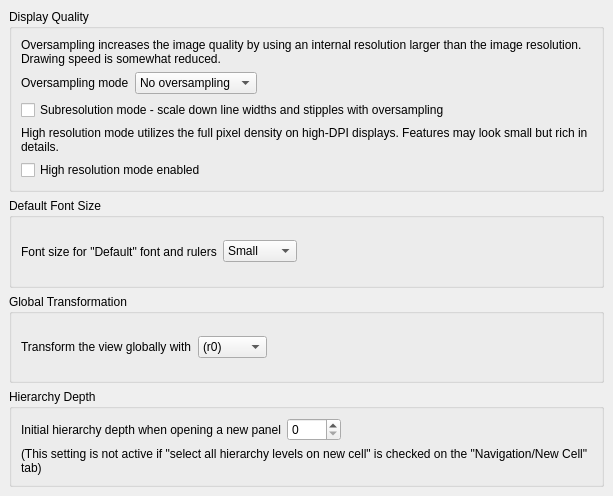
The window that src/layui/layui/LayoutViewConfigPage7.ui (KLayout/klayout) describes before a commit, drawn with Qt 5.
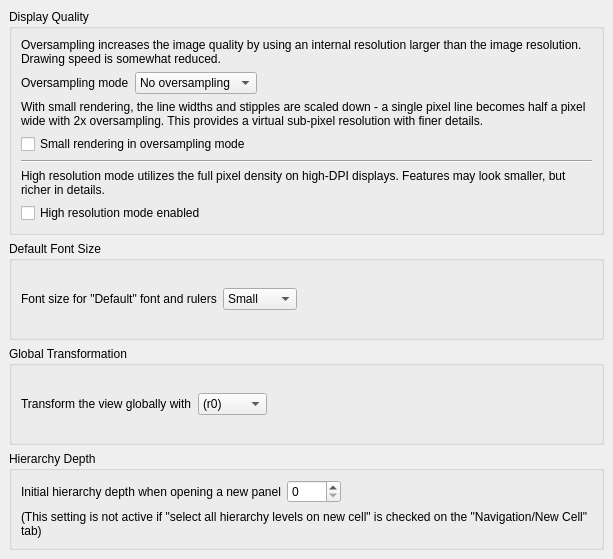
The same window after the commit. Icons and pictures are not drawn.

What changed in the file:
```diff
--- a/src/layui/layui/LayoutViewConfigPage7.ui
+++ b/src/layui/layui/LayoutViewConfigPage7.ui
@@ -7,7 +7,7 @@
     <x>0</x>
     <y>0</y>
     <width>613</width>
-    <height>496</height>
+    <height>559</height>
    </rect>
   </property>
   <property name="windowTitle">
@@ -50,16 +50,33 @@
       <property name="spacing">
        <number>6</number>
       </property>
-      <item row="3" column="0" colspan="3">
+      <item row="0" column="0" colspan="3">
+       <widget class="QLabel" name="label">
+        <property name="text">
+         <string>Oversampling increases the image quality by using an internal resolution larger than the image resolution. Drawing speed is somewhat reduced.</string>
+        </property>
+        <property name="wordWrap">
+         <bool>true</bool>
+        </property>
+       </widget>
+      </item>
+      <item row="5" column="0" colspan="3">
        <widget class="QLabel" name="label_5">
         <property name="text">
-         <string>High resolution mode utilizes the full pixel density on high-DPI displays. Features may look small but rich in details.</string>
+         <string>High resolution mode utilizes the full pixel density on high-DPI displays. Features may look smaller, but richer in details.</string>
         </property>
         <property name="wordWrap">
          <bool>true</bool>
         </property>
        </widget>
       </item>
+      <item row="1" column="0">
+       <widget class="QLabel" name="label_2">
+        <property name="text">
+         <string>Oversampling mode</string>
+        </property>
+       </widget>
+      </item>
       <item row="1" column="1">
        <widget class="QComboBox" name="oversampling">
         <item>
@@ -79,10 +96,10 @@
         </item>
        </widget>
       </item>
-      <item row="1" column="0">
-       <widget class="QLabel" name="label_2">
+      <item row="6" column="0" colspan="3">
+       <widget class="QCheckBox" name="highres_mode">
         <property name="text">
-         <string>Oversampling mode</string>
+         <string>High resolution mode enabled</string>
         </property>
        </widget>
       </item>
@@ -99,27 +116,27 @@
         </property>
        </spacer>
       </item>
-      <item row="0" column="0" colspan="3">
-       <widget class="QLabel" name="label">
-        <property name="text">
-         <string>Oversampling increases the image quality by using an internal resolution larger than the image resolution. Drawing speed is somewhat reduced.</string>
-        </property>
-        <property name="wordWrap">
-         <bool>true</bool>
-        </property>
-       </widget>
-      </item>
-      <item row="4" column="0" colspan="3">
-       <widget class="QCheckBox" name="highres_mode">
-        <property name="text">
-         <string>High resolution mode enabled</string>
-        </property>
-       </widget>
-      </item>
       <item row="2" column="0" colspan="3">
+       <widget class="QLabel" name="label_6">
+        <property name="text">
+         <string>With small rendering, the line widths and stipples are scaled down - a single pixel line becomes half a pixel wide with 2x oversampling. This provides a virtual sub-pixel resolution with finer details.</string>
+        </property>
+        <property name="wordWrap">
+         <bool>true</bool>
+        </property>
+       </widget>
+      </item>
+      <item row="3" column="0" colspan="3">
        <widget class="QCheckBox" name="subres_mode">
         <property name="text">
-         <string>Subresolution mode - scale down line widths and stipples with oversampling</string>
+         <string>Small rendering in oversampling mode</string>
+        </property>
+       </widget>
+      </item>
+      <item row="4" column="0" colspan="3">
+       <widget class="Line" name="line">
+        <property name="orientation">
+         <enum>Qt::Horizontal</enum>
         </property>
        </widget>
       </item>
```
